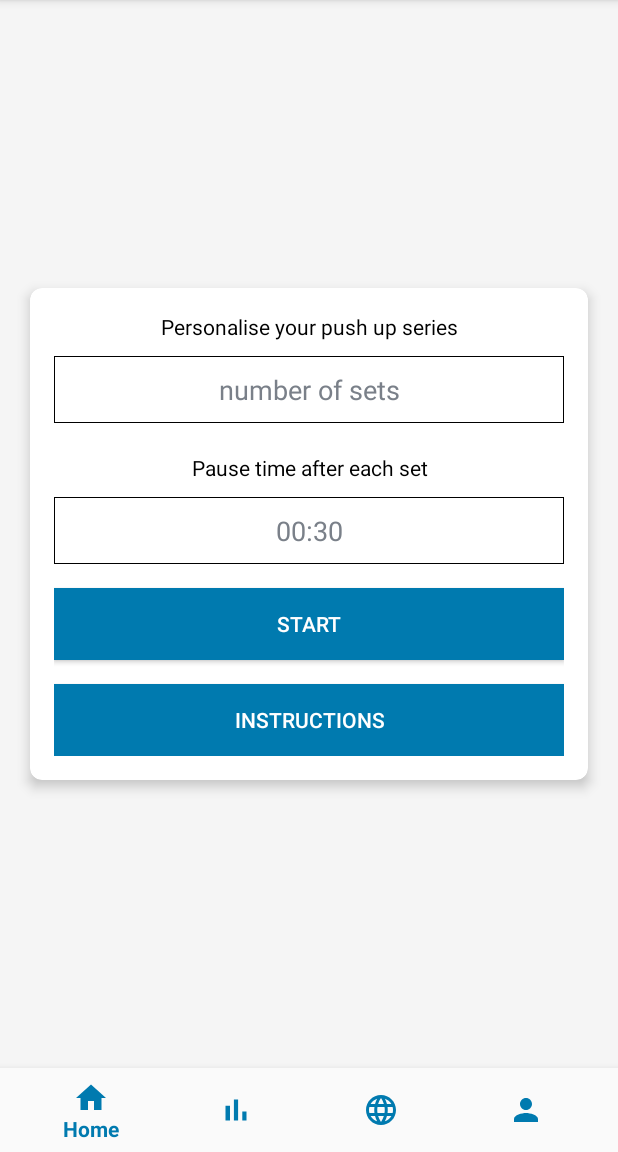
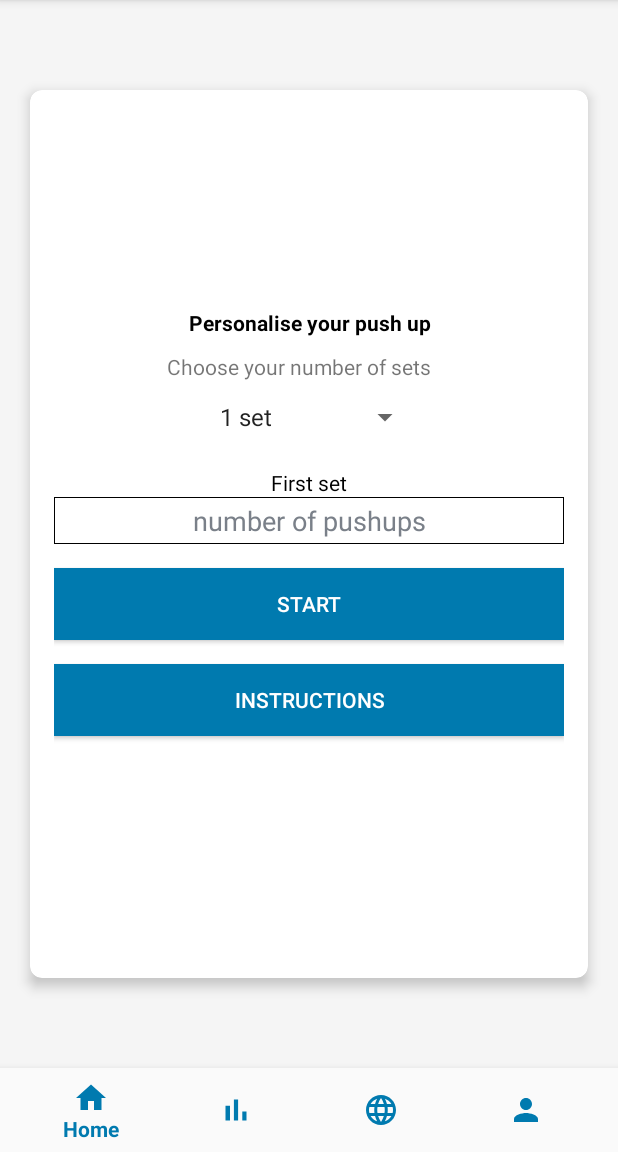
Before and after one commit to salaheddine28/AndroidStudioMyOut, an Android app: the PushUpDetail screen opened directly, with no data from a screen before it, on a phone screen of 412 x 824 dp, the part 84-1236 px from its top. Run offline under Robolectric (Android 15) with nearby library versions, the light colour scheme and no system bars.

Commit message:
pushups details number of sets

```diff
--- a/app/src/main/java/com/example/myout/PushUpDetail.kt
+++ b/app/src/main/java/com/example/myout/PushUpDetail.kt
@@ -3,15 +3,109 @@ package com.example.myout
 import android.content.Intent
 import androidx.appcompat.app.AppCompatActivity
 import android.os.Bundle
-import android.widget.Toast
+import android.text.Editable
+import android.text.TextWatcher
+import android.view.View
+import android.widget.*
+import androidx.core.view.isVisible
 import com.google.android.material.bottomnavigation.BottomNavigationView
 import kotlinx.android.synthetic.main.activity_main.*
 import kotlinx.android.synthetic.main.activity_push_up_detail.*
 
 class PushUpDetail : AppCompatActivity() {
+
+    lateinit var option : Spinner
+
     override fun onCreate(savedInstanceState: Bundle?) {
         super.onCreate(savedInstanceState)
         setContentView(R.layout.activity_push_up_detail)
+
+        val options = arrayOf("1 set", "2 sets", "3 sets", "4 sets", "5 sets")
+
+        option = findViewById<Spinner>(R.id.sp_option)
+
+        option.adapter = ArrayAdapter<String>(this, android.R.layout.simple_list_item_1,options)
+
+        option.onItemSelectedListener = object : AdapterView.OnItemSelectedListener{
+            override fun onNothingSelected(parent: AdapterView<*>?)
+            {
+
+            }
+
+            override fun onItemSelected(p0: AdapterView<*>?, p1: View?, p2: Int, p3: Long) {
+
+
+                if (options[p2] == "1 set")
+                { set1.isVisible = true
+                    set1tv.isVisible = true
+                    set2.isVisible = false
+                    set2tv.isVisible = false
+                    set3.isVisible = false
+                    set3tv.isVisible = false
+                    set4.isVisible = false
+                    set4tv.isVisible = false
+                    set5.isVisible = false
+                    set5tv.isVisible = false
+                }
+                if (options[p2] == "2 sets")
+                {
+                    set1.isVisible = true
+                    set1tv.isVisible = true
+                    set2.isVisible = true
+                    set2tv.isVisible = true
+                    set3.isVisible = false
+                    set3tv.isVisible = false
+                    set4.isVisible = false
+                    set4tv.isVisible = false
+                    set5.isVisible = false
+                    set5tv.isVisible = false
+                }
+                if (options[p2] == "3 sets")
+                {
+                    set1.isVisible = true
+                    set1tv.isVisible = true
+                    set2.isVisible = true
+                    set2tv.isVisible = true
+                    set3.isVisible = true
+                    set3tv.isVisible = true
+                    set4.isVisible = false
+                    set4tv.isVisible = false
+                    set5.isVisible = false
+                    set5tv.isVisible = false
+                }
+                if (options[p2] == "4 sets")
+                {
+                    set1.isVisible = true
+                    set1tv.isVisible = true
+                    set2.isVisible = true
+                    set2tv.isVisible = true
+                    set3.isVisible = true
+                    set3tv.isVisible = true
+                    set4.isVisible = true
+                    set4tv.isVisible = true
+                    set5.isVisible = false
+                    set5tv.isVisible = false
+                }
+                if (options[p2] == "5 sets")
+                {
+                    set1.isVisible = true
+                    set1tv.isVisible = true
+                    set2.isVisible = true
+                    set2tv.isVisible = true
+                    set3.isVisible = true
+                    set3tv.isVisible = true
+                    set4.isVisible = true
+                    set4tv.isVisible = true
+                    set5.isVisible = true
+                    set5tv.isVisible = true
+                }
+
+            }
+        }
+
+
+
+
 
         val bottomNavigation = findViewById<BottomNavigationView>(R.id.bottom_navigation)
         //bottomNavigation.setSelectedItemId(R.id.home)
@@ -26,6 +120,8 @@ class PushUpDetail : AppCompatActivity() {
 
 
     }
+
+
 
     private val navigationBar = BottomNavigationView.OnNavigationItemSelectedListener { item ->
         when (item.itemId) {
--- a/app/src/main/res/layout/activity_push_up_detail.xml
+++ b/app/src/main/res/layout/activity_push_up_detail.xml
@@ -28,63 +28,162 @@
         android:layout_centerVertical="true"
         android:layout_centerHorizontal="true"
         >
+
         <LinearLayout
             android:layout_width="match_parent"
-            android:layout_height="wrap_content"
+            android:layout_height="592dp"
+            android:gravity="center"
             android:orientation="vertical"
-            android:gravity="center"
             android:padding="16dp">
+
 
             <TextView
                 android:layout_width="match_parent"
                 android:layout_height="wrap_content"
                 android:layout_centerHorizontal="true"
                 android:layout_gravity="center"
-                android:text="Personalise your push up series"
+                android:layout_marginBottom="10dp"
+                android:gravity="center"
+                android:text="Personalise your push up"
                 android:textColor="@color/black"
+                android:textStyle="bold" />
+
+            <TextView
+                android:id="@+id/textView4"
+                android:layout_width="189dp"
+                android:layout_height="wrap_content"
+                android:text="Choose your number of sets" />
+
+            <Spinner
+                android:id="@+id/sp_option"
+                android:layout_width="150dp"
+                android:layout_height="wrap_content"
+                android:gravity="center" />
+
+            <TextView
+                android:id="@+id/set1tv"
+                android:layout_width="match_parent"
+                android:layout_height="wrap_content"
+                android:layout_centerHorizontal="true"
+                android:layout_gravity="center"
+                android:layout_marginTop="10dp"
                 android:gravity="center"
-                android:layout_marginBottom="10dp"
-                />
+                android:text="First set"
+                android:textColor="@color/black"
+                android:visibility="gone" />
 
 
             <androidx.appcompat.widget.AppCompatEditText
-                    android:background="@drawable/border"
-                    android:id="@+id/NrOfSetsInput"
+                android:id="@+id/set1"
                 android:layout_width="match_parent"
                 android:layout_height="wrap_content"
-                    android:hint="number of sets"
+                android:background="@drawable/border"
                 android:gravity="center"
+                android:hint="number of pushups"
+                android:padding="3dp"
                 android:textColor="#363A43"
                 android:textColorHint="#7A8089"
-                    android:padding="10dp"
-                    />
-
-
-
-
+                android:visibility="gone" />
 
             <TextView
+                android:id="@+id/set2tv"
                 android:layout_width="match_parent"
                 android:layout_height="wrap_content"
+                android:layout_centerHorizontal="true"
                 android:layout_gravity="center"
+                android:layout_marginTop="10dp"
+                android:gravity="center"
+                android:text="Second set"
                 android:textColor="@color/black"
-                android:text="Pause time after each set"
-                android:layout_marginTop="20dp"
-                android:gravity="center"
-                android:layout_marginBottom="10dp"
-                />
+                android:visibility="gone" />
 
 
             <androidx.appcompat.widget.AppCompatEditText
-                    android:background="@drawable/border"
-                    android:padding="10dp"
-                    android:id="@+id/PauseTimeInput"
+                android:id="@+id/set2"
                 android:layout_width="match_parent"
                 android:layout_height="wrap_content"
-                    android:hint="00:30"
+                android:background="@drawable/border"
                 android:gravity="center"
+                android:hint="number of pushups"
+                android:padding="3dp"
                 android:textColor="#363A43"
-                    android:textColorHint="#7A8089" />
+                android:textColorHint="#7A8089"
+                android:visibility="gone" />
+
+            <TextView
+                android:id="@+id/set3tv"
+                android:layout_width="match_parent"
+                android:layout_height="wrap_content"
+                android:layout_centerHorizontal="true"
+                android:layout_gravity="center"
+                android:layout_marginTop="10dp"
+                android:gravity="center"
+                android:text="Third set"
+                android:textColor="@color/black"
+                android:visibility="gone" />
+
+
+            <androidx.appcompat.widget.AppCompatEditText
+                android:id="@+id/set3"
+                android:layout_width="match_parent"
+                android:layout_height="wrap_content"
+                android:background="@drawable/border"
+                android:gravity="center"
+                android:hint="number of pushups"
+                android:padding="3dp"
+                android:textColor="#363A43"
+                android:textColorHint="#7A8089"
+                android:visibility="gone" />
+
+            <TextView
+                android:id="@+id/set4tv"
+                android:layout_width="match_parent"
+                android:layout_height="wrap_content"
+                android:layout_centerHorizontal="true"
+                android:layout_gravity="center"
+                android:layout_marginTop="10dp"
+                android:gravity="center"
+                android:text="Fourth set"
+                android:textColor="@color/black"
+                android:visibility="gone" />
+
+
+            <androidx.appcompat.widget.AppCompatEditText
+                android:id="@+id/set4"
+                android:layout_width="match_parent"
+                android:layout_height="wrap_content"
+                android:background="@drawable/border"
+                android:gravity="center"
+                android:hint="number of pushups"
+                android:padding="3dp"
+                android:textColor="#363A43"
+                android:textColorHint="#7A8089"
+                android:visibility="gone" />
+
+            <TextView
+                android:id="@+id/set5tv"
+                android:layout_width="match_parent"
+                android:layout_height="wrap_content"
+                android:layout_centerHorizontal="true"
+                android:layout_gravity="center"
+                android:layout_marginTop="10dp"
+                android:gravity="center"
+                android:text="Fifth set"
+                android:textColor="@color/black"
+                android:visibility="gone" />
+
+
+            <androidx.appcompat.widget.AppCompatEditText
+                android:id="@+id/set5"
+                android:layout_width="match_parent"
+                android:layout_height="wrap_content"
+                android:background="@drawable/border"
+                android:gravity="center"
+                android:hint="number of pushups"
+                android:padding="3dp"
+                android:textColor="#363A43"
+                android:textColorHint="#7A8089"
+                android:visibility="gone" />
 
 
             <Button
@@ -92,36 +191,32 @@
                 android:layout_width="match_parent"
                 android:layout_height="wrap_content"
                 android:layout_marginTop="16dp"
+                android:background="#007AAF"
                 android:text="Start"
-                android:background="#007AAF"
-                android:textColor="@color/white"
-                >
+                android:textColor="@color/white">
 
             </Button>
 
+
+            <FrameLayout
+                android:id="@+id/fl_wrapper"
+                android:layout_width="match_parent"
+                android:layout_height="80dp">
 
                 <Button
                     android:id="@+id/btn_instructions"
                     android:layout_width="match_parent"
                     android:layout_height="wrap_content"
                     android:layout_marginTop="16dp"
+                    android:background="#007AAF"
                     android:text="Instructions"
-                android:background="#007AAF"
-                android:textColor="@color/white"
-                >
-            </Button>
+                    android:textColor="@color/white"></Button>
+            </FrameLayout>
 
         </LinearLayout>
 
     </androidx.cardview.widget.CardView>
 
-
-    <FrameLayout
-        android:id="@+id/fl_wrapper"
-        android:layout_width="match_parent"
-        android:layout_height="match_parent"
-        android:layout_above="@+id/bottom_navigation"
-        />
 
     <com.google.android.material.bottomnavigation.BottomNavigationView
         android:id="@+id/bottom_navigation"
@@ -132,4 +227,5 @@
         app:itemIconTint="#007AAF"
         app:itemTextColor="#007AAF"
         app:menu="@menu/bottom_navbar"/>
+
 </RelativeLayout>
```
Lines whose indentation alone changed are shown as unchanged.
